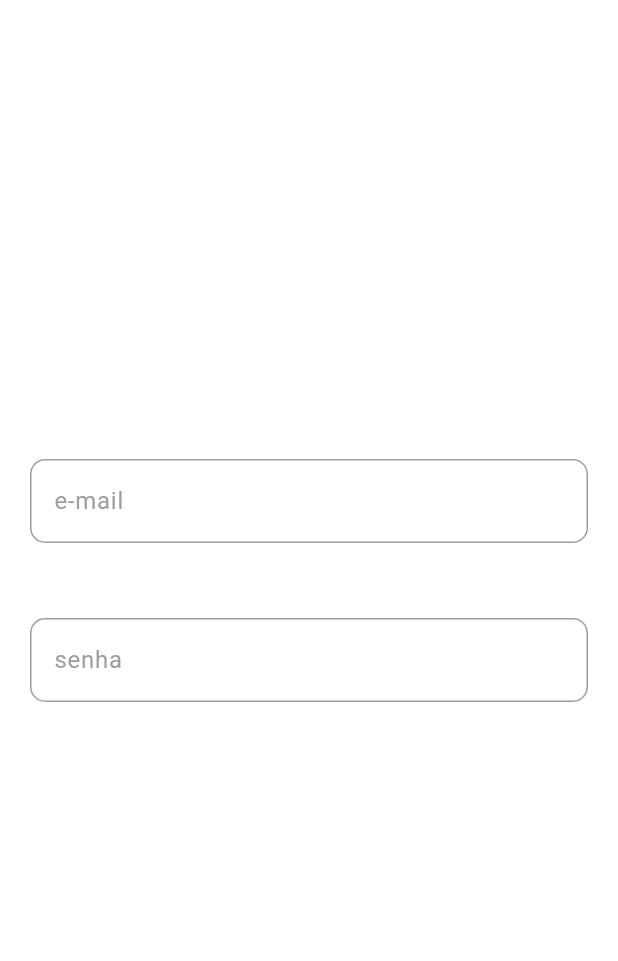
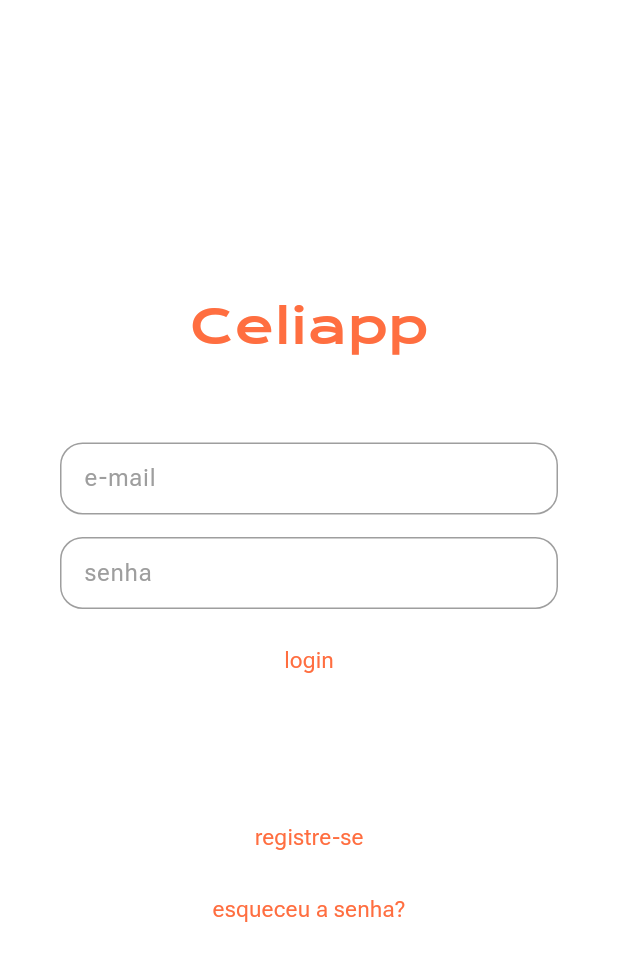
Before and after one commit to Coraville/TCC_CELIAPP, a Flutter app: the LoginPage screen opened directly, on a phone screen of 412 x 824 dp. Shown: the top 961 px of the screen. Run offline on Flutter 3.47's test engine with Material 3 defaults, Android fonts, the phone set to English and light mode, and no system bars.

Commit message:
login page 1.0

```diff
--- a/celiapp/lib/pages/login_page.dart
+++ b/celiapp/lib/pages/login_page.dart
@@ -8,51 +8,107 @@ class LoginPage extends StatefulWidget {
 }
 
 class _LoginPageState extends State<LoginPage> {
-
   TextEditingController emailController = TextEditingController();
   TextEditingController senhaController = TextEditingController();
 
   @override
   Widget build(BuildContext context) {
-    return Scaffold(
-      backgroundColor: Colors.white,
-      body: _page(),
-    );
+    return Scaffold(backgroundColor: Colors.white, body: _page());
   }
 
   Widget _page() {
     return Padding(
-      padding: const EdgeInsets.all(20),
+      padding: const EdgeInsets.all(40.0),
       child: Center(
         child: Column(
           mainAxisAlignment: MainAxisAlignment.center,
           children: [
-          _inputField("e-mail", emailController),
-          const SizedBox(height:50),
-          _inputField("senha", senhaController, isPassword: true),
-          const SizedBox(height: 50),
+            const Text(
+              "Celiapp",
+              style: TextStyle(
+                fontFamily: 'Krona One',
+                fontSize: 32,
+                color: Colors.deepOrangeAccent,
+              ),
+            ),
+            const SizedBox(height: 55),
+            _inputField("e-mail", emailController),
+            const SizedBox(height: 15),
+            _inputField("senha", senhaController, isPassword: true),
+            const SizedBox(height: 10),
+            _loginBtn(),
+            const SizedBox(height: 70),
+            _registerBtn(),
+            _forgotpass()
           ],
         ),
       ),
     );
   }
 
-  Widget _inputField(String hintText, TextEditingController controller,
-    {isPassword = false}){
+
+  Widget _inputField(
+    String hintText,
+    TextEditingController controller, {
+    isPassword = false,
+  }) {
     var border = OutlineInputBorder(
-      borderRadius: BorderRadius.circular(10.0),
-      borderSide: const BorderSide(color: Colors.grey)
+      borderRadius: BorderRadius.circular(15.0),
+      borderSide: const BorderSide(color: Colors.grey),
     );
     return TextField(
-      style: const TextStyle(color: Colors.grey),
+      style: const TextStyle(fontFamily: 'RobotoFlex', color: Colors.black),
       controller: controller,
       decoration: InputDecoration(
         hintText: hintText,
-        hintStyle: const TextStyle(color: Colors.grey),
+        hintStyle: const TextStyle(
+          fontFamily: 'RobotoFlex',
+          color: Colors.grey,
+        ),
         enabledBorder: border,
-        focusedBorder: border
+        focusedBorder: border,
+        isDense: true,
       ),
       obscureText: isPassword,
     );
   }
+
+  Widget _loginBtn(){
+    return TextButton(
+        onPressed: (){
+          debugPrint("email : ${emailController.text}" );
+          debugPrint("senha : ${senhaController.text}" );
+        },
+        child: const Text('login', style: TextStyle(
+            fontFamily: 'RobotoFlex',
+            color: Colors.deepOrangeAccent,
+          fontSize: 15
+        )
+      )
+    );
+  }
+
+  Widget _registerBtn(){
+    return TextButton(
+        onPressed: (){},
+        child: const Text('registre-se', style: TextStyle(
+            fontFamily: 'RobotoFlex',
+            color: Colors.deepOrangeAccent,
+            fontSize: 15
+        )
+        )
+    );
+  }
+
+  Widget _forgotpass(){
+    return TextButton(
+        onPressed: (){},
+        child: const Text('esqueceu a senha?', style: TextStyle(
+            fontFamily: 'RobotoFlex',
+            color: Colors.deepOrangeAccent,
+            fontSize: 15
+        )
+        )
+    );
+  }
 }
```
Also changed, not shown: celiapp/lib/pages/main.dart (+2 -102 lines), celiapp/pubspec.yaml (+7 -1 lines), celiapp/fonts/KronaOne-Regular.ttf (added), 1 other file.
